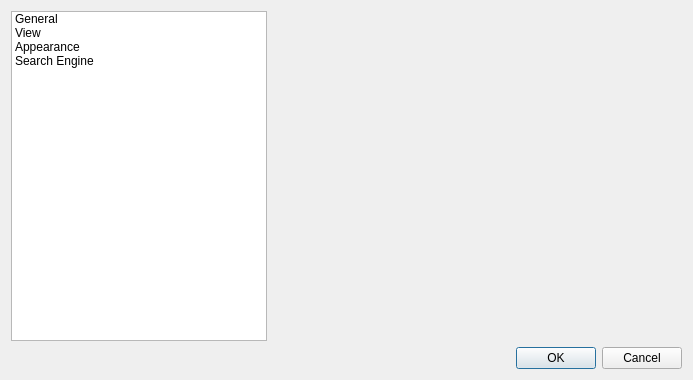
Old version of the form preferencesdialog.ui in the repository Yovsky/Edito.
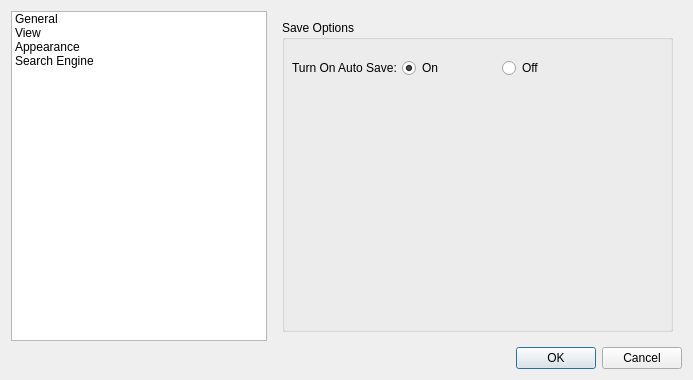
New version of the form. The open tabs and pages were chosen to show the change. Icons and pictures are not drawn.

Commit message: Added toggle Auto Save Feature

```diff
--- a/preferencesdialog.ui
+++ b/preferencesdialog.ui
@@ -50,7 +50,59 @@
      <property name="currentIndex">
       <number>3</number>
      </property>
-     <widget class="QWidget" name="General"/>
+     <widget class="QWidget" name="General">
+      <layout class="QGridLayout" name="gridLayout_4">
+       <item row="0" column="0">
+        <widget class="QGroupBox" name="SaveOptions">
+         <property name="title">
+          <string>Save Options</string>
+         </property>
+         <widget class="QLabel" name="label_4">
+          <property name="geometry">
+           <rect>
+            <x>10</x>
+            <y>40</y>
+            <width>111</width>
+            <height>16</height>
+           </rect>
+          </property>
+          <property name="text">
+           <string>Turn On Auto Save:</string>
+          </property>
+         </widget>
+         <widget class="QRadioButton" name="On">
+          <property name="geometry">
+           <rect>
+            <x>120</x>
+            <y>40</y>
+            <width>90</width>
+            <height>16</height>
+           </rect>
+          </property>
+          <property name="text">
+           <string>On</string>
+          </property>
+          <property name="checked">
+           <bool>true</bool>
+          </property>
+         </widget>
+         <widget class="QRadioButton" name="Off">
+          <property name="geometry">
+           <rect>
+            <x>220</x>
+            <y>40</y>
+            <width>90</width>
+            <height>16</height>
+           </rect>
+          </property>
+          <property name="text">
+           <string>Off</string>
+          </property>
+         </widget>
+        </widget>
+       </item>
+      </layout>
+     </widget>
      <widget class="QWidget" name="View">
       <layout class="QGridLayout" name="gridLayout_2">
        <item row="0" column="0">
```
Left out of the diff: 2 changed lines with no effect on the pictures. The commit also changes 4 other files.
